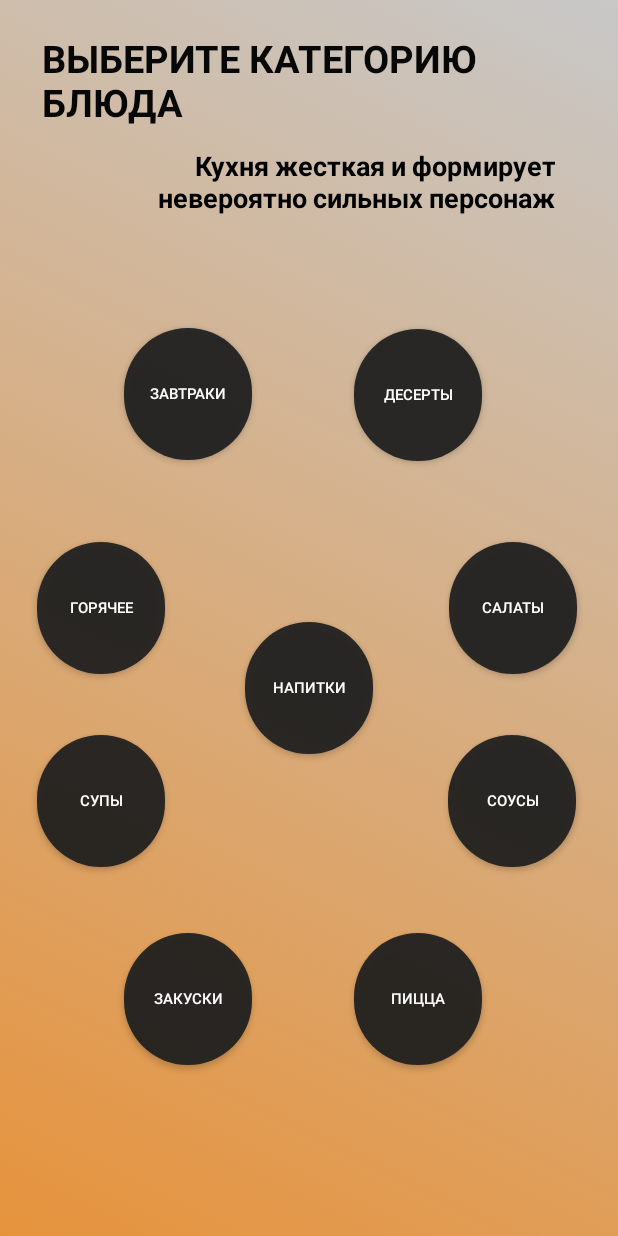
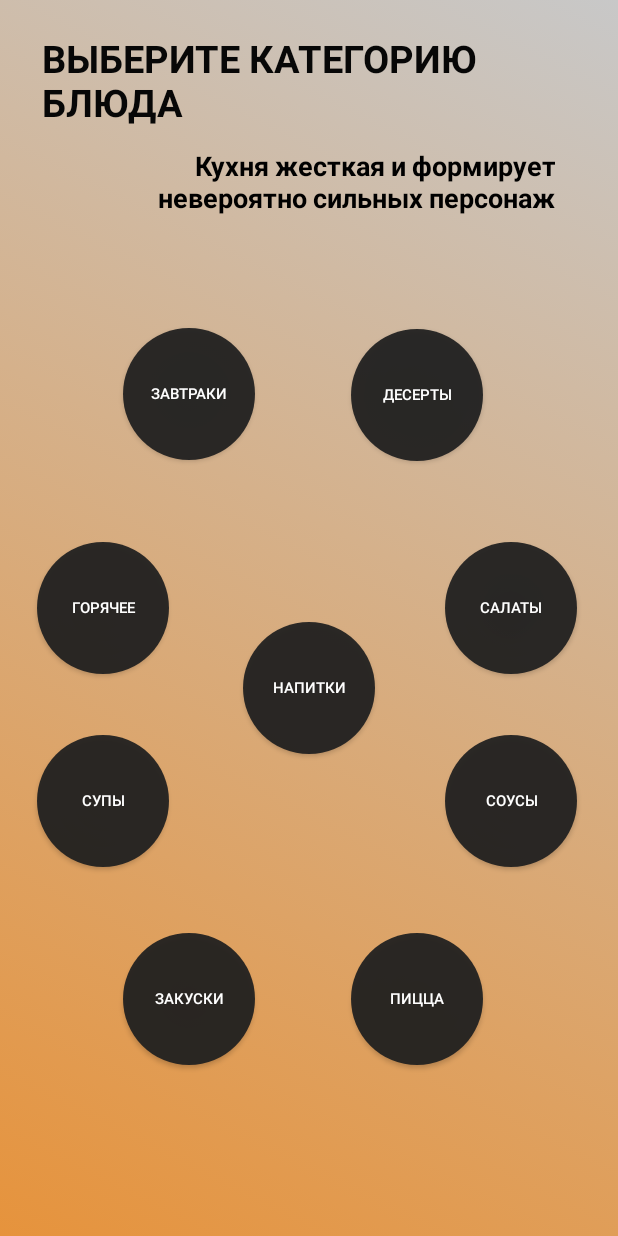
Before and after one commit to Lapoushko/CookingBook, an Android app: the SecondActivity screen opened directly, with no data from a screen before it, on a phone screen of 412 x 824 dp. Run offline under Robolectric (Android 15) with nearby library versions, the phone set to English and light mode, and no system bars.

Commit message:
Update activity_second.xml

```diff
--- a/TestJavaProjectPP/app/src/main/res/layout/activity_second.xml
+++ b/TestJavaProjectPP/app/src/main/res/layout/activity_second.xml
@@ -12,7 +12,7 @@
     <androidx.appcompat.widget.AppCompatButton
         android:id="@+id/button_pizza"
         style="@style/Widget.AppCompat.Button"
-        android:layout_width="85dp"
+        android:layout_width="88dp"
         android:layout_height="88dp"
         android:width="200dp"
         android:height="120dp"
@@ -32,7 +32,7 @@
     <androidx.appcompat.widget.AppCompatButton
         android:id="@+id/button_drinks"
         style="@style/Widget.AppCompat.Button"
-        android:layout_width="85dp"
+        android:layout_width="88dp"
         android:layout_height="88dp"
         android:width="200dp"
         android:height="120dp"
@@ -52,7 +52,7 @@
     <androidx.appcompat.widget.AppCompatButton
         android:id="@+id/button_snacks"
         style="@style/Widget.AppCompat.Button"
-        android:layout_width="85dp"
+        android:layout_width="88dp"
         android:layout_height="88dp"
         android:width="200dp"
         android:height="120dp"
@@ -72,7 +72,7 @@
     <androidx.appcompat.widget.AppCompatButton
         android:id="@+id/button_breakfast"
         style="@style/Widget.AppCompat.Button"
-        android:layout_width="85dp"
+        android:layout_width="88dp"
         android:layout_height="88dp"
         android:width="200dp"
         android:height="120dp"
@@ -92,7 +92,7 @@
     <androidx.appcompat.widget.AppCompatButton
         android:id="@+id/button_desert"
         style="@style/Widget.AppCompat.Button"
-        android:layout_width="85dp"
+        android:layout_width="88dp"
         android:layout_height="88dp"
         android:width="200dp"
         android:height="120dp"
@@ -112,7 +112,7 @@
     <androidx.appcompat.widget.AppCompatButton
         android:id="@+id/button_salad"
         style="@style/Widget.AppCompat.Button"
-        android:layout_width="85dp"
+        android:layout_width="88dp"
         android:layout_height="88dp"
         android:width="200dp"
         android:height="120dp"
@@ -132,7 +132,7 @@
     <androidx.appcompat.widget.AppCompatButton
         android:id="@+id/button_soup"
         style="@style/Widget.AppCompat.Button"
-        android:layout_width="85dp"
+        android:layout_width="88dp"
         android:layout_height="88dp"
         android:width="200dp"
         android:height="120dp"
@@ -152,7 +152,7 @@
     <androidx.appcompat.widget.AppCompatButton
         android:id="@+id/button_garnish"
         style="@style/Widget.AppCompat.Button"
-        android:layout_width="85dp"
+        android:layout_width="88dp"
         android:layout_height="88dp"
         android:width="200dp"
         android:height="120dp"
@@ -172,7 +172,7 @@
     <androidx.appcompat.widget.AppCompatButton
         android:id="@+id/button_sauce"
         style="@style/Widget.AppCompat.Button"
-        android:layout_width="85dp"
+        android:layout_width="88dp"
         android:layout_height="88dp"
         android:width="200dp"
         android:height="120dp"
```
